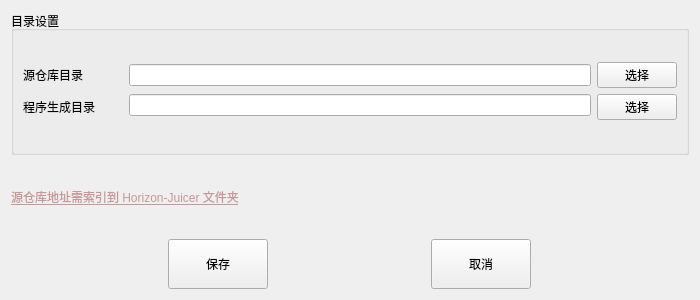
Old version of the form setting.ui in the repository nie11kun/HorizonJuicerCreator.
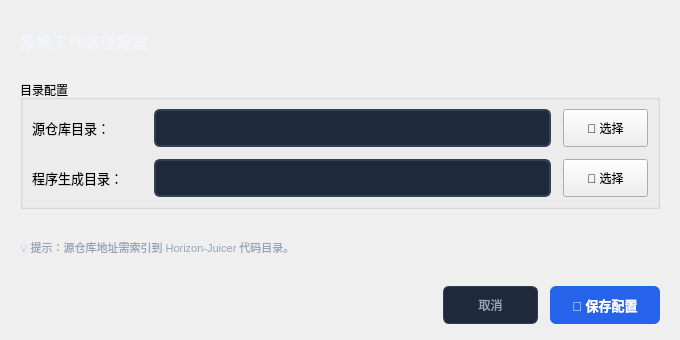
New version of the form.

What changed in the file:
```diff
--- a/setting.ui
+++ b/setting.ui
@@ -6,155 +6,211 @@
    <rect>
     <x>0</x>
     <y>0</y>
-    <width>700</width>
-    <height>300</height>
+    <width>680</width>
+    <height>340</height>
    </rect>
   </property>
   <property name="windowTitle">
    <string>Form</string>
   </property>
-  <layout class="QVBoxLayout" name="verticalLayout_4" stretch="2,1,1">
+  <layout class="QVBoxLayout" name="mainVerticalLayout">
+   <property name="spacing">
+    <number>14</number>
+   </property>
+   <property name="leftMargin">
+    <number>20</number>
+   </property>
+   <property name="topMargin">
+    <number>16</number>
+   </property>
+   <property name="rightMargin">
+    <number>20</number>
+   </property>
+   <property name="bottomMargin">
+    <number>16</number>
+   </property>
+   <item>
+    <widget class="QLabel" name="labelDialogTitle">
+     <property name="font">
+      <font>
+       <pointsize>13</pointsize>
+       <bold>true</bold>
+      </font>
+     </property>
+     <property name="styleSheet">
+      <string notr="true">color: #f1f5f9; font-size: 16px; font-weight: bold;</string>
+     </property>
+     <property name="text">
+      <string>系统工作路径配置</string>
+     </property>
+    </widget>
+   </item>
    <item>
     <widget class="QGroupBox" name="groupBox">
      <property name="title">
-      <string>目录设置</string>
+      <string>目录配置</string>
      </property>
      <layout class="QGridLayout" name="gridLayout">
-      <item row="0" column="0">
-       <layout class="QGridLayout" name="gridLayout_2">
+      <property name="spacing">
+       <number>12</number>
+      </property>
         <item row="0" column="0">
          <widget class="QLabel" name="labelSource">
           <property name="minimumSize">
            <size>
-            <width>100</width>
+          <width>110</width>
             <height>0</height>
            </size>
           </property>
-          <property name="text">
-           <string>源仓库目录    </string>
-          </property>
-         </widget>
-        </item>
-        <item row="1" column="0">
-         <widget class="QLabel" name="labelDest">
-          <property name="minimumSize">
-           <size>
-            <width>100</width>
-            <height>0</height>
-           </size>
-          </property>
+        <property name="font">
+         <font>
+          <pointsize>10</pointsize>
+         </font>
+        </property>
           <property name="text">
-           <string>程序生成目录 </string>
-          </property>
-         </widget>
-        </item>
-       </layout>
+         <string>源仓库目录：</string>
+        </property>
+       </widget>
       </item>
       <item row="0" column="1">
-       <layout class="QGridLayout" name="gridLayout_3">
-        <item row="0" column="0">
-         <widget class="QLineEdit" name="lineEditSource"/>
-        </item>
-        <item row="1" column="0">
-         <widget class="QLineEdit" name="lineEditDest"/>
-        </item>
-       </layout>
+       <widget class="QLineEdit" name="lineEditSource">
+        <property name="minimumSize">
+         <size>
+          <width>0</width>
+          <height>38</height>
+         </size>
+        </property>
+        <property name="styleSheet">
+         <string notr="true">QLineEdit { background-color: #1e293b; border: 1.5px solid #334155; border-radius: 6px; color: #f8fafc; padding: 0 10px; } QLineEdit:focus { border-color: #3b82f6; }</string>
+        </property>
+       </widget>
       </item>
       <item row="0" column="2">
-       <layout class="QGridLayout" name="gridLayout_4">
-        <item row="0" column="0">
          <widget class="QPushButton" name="sourceButton">
           <property name="minimumSize">
            <size>
-            <width>80</width>
-            <height>0</height>
+          <width>85</width>
+          <height>38</height>
            </size>
           </property>
           <property name="text">
-           <string>选择</string>
+         <string>📁 选择</string>
           </property>
          </widget>
         </item>
         <item row="1" column="0">
+       <widget class="QLabel" name="labelDest">
+        <property name="minimumSize">
+         <size>
+          <width>110</width>
+          <height>0</height>
+         </size>
+        </property>
+        <property name="font">
+         <font>
+          <pointsize>10</pointsize>
+         </font>
+        </property>
+        <property name="text">
+         <string>程序生成目录：</string>
+        </property>
+       </widget>
+      </item>
+      <item row="1" column="1">
+       <widget class="QLineEdit" name="lineEditDest">
+        <property name="minimumSize">
+         <size>
+          <width>0</width>
+          <height>38</height>
+         </size>
+        </property>
+        <property name="styleSheet">
+         <string notr="true">QLineEdit { background-color: #1e293b; border: 1.5px solid #334155; border-radius: 6px; color: #f8fafc; padding: 0 10px; } QLineEdit:focus { border-color: #3b82f6; }</string>
+        </property>
+       </widget>
+      </item>
+      <item row="1" column="2">
          <widget class="QPushButton" name="destButton">
           <property name="minimumSize">
            <size>
-            <width>80</width>
-            <height>0</height>
+          <width>85</width>
+          <height>38</height>
            </size>
           </property>
           <property name="text">
-           <string>选择</string>
+         <string>📁 选择</string>
           </property>
          </widget>
         </item>
        </layout>
-      </item>
-     </layout>
     </widget>
    </item>
-   <item>
-    <layout class="QHBoxLayout" name="horizontalLayout_2">
      <item>
       <widget class="QLabel" name="labelError">
-       <property name="font">
-        <font>
-         <italic>false</italic>
-         <bold>false</bold>
-         <underline>true</underline>
-         <strikeout>false</strikeout>
-        </font>
-       </property>
        <property name="styleSheet">
-        <string notr="true">color: rgb(200, 151, 151);</string>
+      <string notr="true">color: #94a3b8; font-size: 11px;</string>
        </property>
        <property name="text">
-        <string>源仓库地址需索引到 Horizon-Juicer 文件夹</string>
+      <string>💡 提示：源仓库地址需索引到 Horizon-Juicer 代码目录。</string>
        </property>
       </widget>
      </item>
-    </layout>
-   </item>
    <item>
-    <layout class="QHBoxLayout" name="horizontalLayout_3">
+    <layout class="QHBoxLayout" name="buttonsLayout">
+     <property name="spacing">
+      <number>12</number>
+     </property>
      <item>
-      <widget class="QPushButton" name="saveButton">
-       <property name="minimumSize">
-        <size>
-         <width>80</width>
-         <height>50</height>
-        </size>
+      <spacer name="btnSpacer">
+       <property name="orientation">
+        <enum>Qt::Horizontal</enum>
        </property>
-       <property name="maximumSize">
+       <property name="sizeHint" stdset="0">
         <size>
-         <width>100</width>
-         <height>16777215</height>
+         <width>40</width>
+         <height>20</height>
         </size>
        </property>
-       <property name="text">
-        <string>保存</string>
-       </property>
-      </widget>
+      </spacer>
      </item>
      <item>
       <widget class="QPushButton" name="abortButton">
        <property name="minimumSize">
         <size>
-         <width>80</width>
-         <height>50</height>
+         <width>95</width>
+         <height>38</height>
         </size>
        </property>
-       <property name="maximumSize">
-        <size>
-         <width>100</width>
-         <height>16777215</height>
-        </size>
+       <property name="styleSheet">
+        <string notr="true">QPushButton#abortButton { background-color: #1e293b; color: #94a3b8; border: 1px solid #334155; border-radius: 6px; } QPushButton#abortButton:hover { background-color: #334155; color: #f8fafc; }</string>
        </property>
        <property name="text">
         <string>取消</string>
        </property>
       </widget>
      </item>
+     <item>
+      <widget class="QPushButton" name="saveButton">
+       <property name="minimumSize">
+        <size>
+         <width>110</width>
+         <height>38</height>
+        </size>
+       </property>
+       <property name="font">
+        <font>
+         <pointsize>10</pointsize>
+         <bold>true</bold>
+        </font>
+       </property>
+       <property name="styleSheet">
+        <string notr="true">QPushButton#saveButton { background-color: #2563eb; color: #ffffff; border: none; border-radius: 6px; font-weight: bold; } QPushButton#saveButton:hover { background-color: #3b82f6; } QPushButton#saveButton:pressed { background-color: #1d4ed8; }</string>
+       </property>
+       <property name="text">
+        <string>💾 保存配置</string>
+       </property>
+      </widget>
+     </item>
     </layout>
    </item>
   </layout>
```
Left out of the diff: 2 changed lines with no effect on the pictures. Lines whose indentation alone changed are shown as unchanged.
